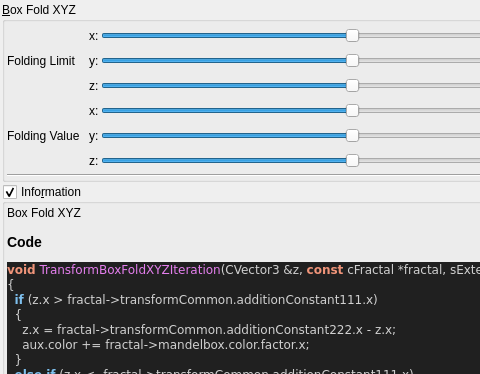
buddhi1980/mandelbulber2, file mandelbulber2/qt_data/fractal_transf_box_fold_XYZ.ui: the form before one commit; both pictures show x 0 to 480 and y 0 to 374 of the 701 by 787 pixel window.
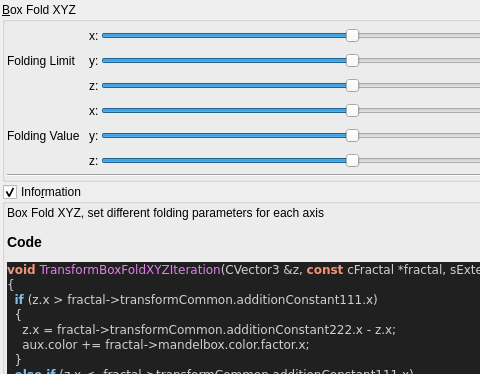
The form after the commit. Custom widgets are drawn as their Qt base class.

```diff
--- a/mandelbulber2/qt_data/fractal_transf_box_fold_XYZ.ui
+++ b/mandelbulber2/qt_data/fractal_transf_box_fold_XYZ.ui
@@ -456,7 +456,7 @@
       <item>
        <widget class="QLabel" name="label_code_content">
         <property name="text">
-         <string>&lt;p&gt;Box Fold XYZ&lt;/p&gt;&lt;table&gt;
+         <string>&lt;p&gt;Box Fold XYZ, set different folding parameters for each axis&lt;/p&gt;&lt;table&gt;
 &lt;/table&gt;
 &lt;h3&gt;Code&lt;/h3&gt;
 &lt;!DOCTYPE HTML PUBLIC &quot;-//W3C//DTD HTML 4.0 Transitional//EN&quot;&gt;
```
